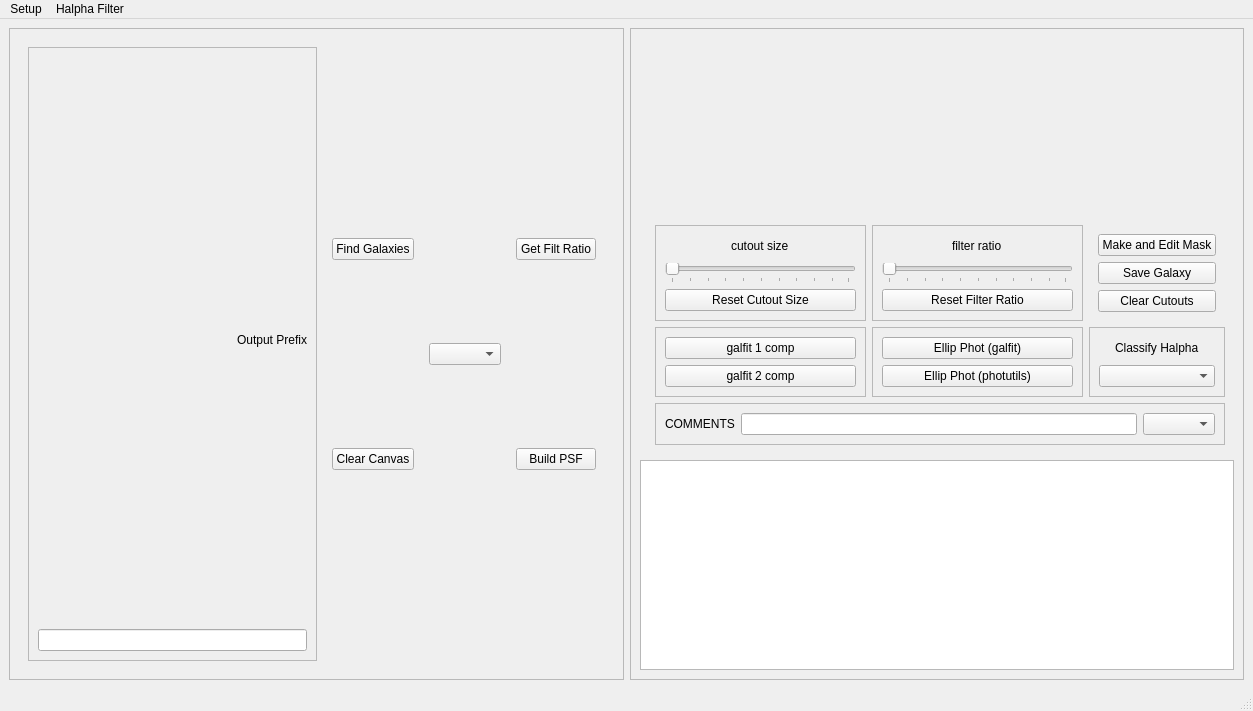
First picture: the form in testing/halphav4.ui, repository rfinn/halphagui, before the edit.
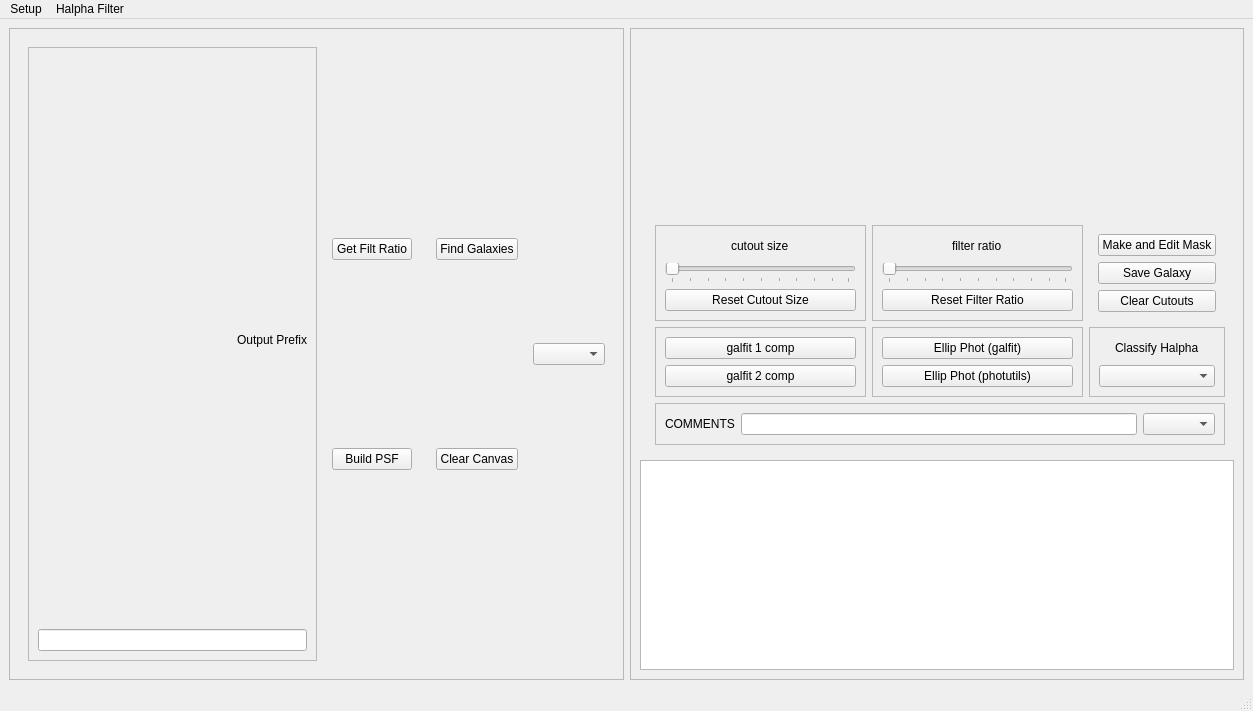
Second picture: the form after the edit.

Commit message: tweaked layout of halpha gui

What changed in the file:
```diff
--- a/testing/halphav4.ui
+++ b/testing/halphav4.ui
@@ -61,6 +61,26 @@
             </layout>
            </widget>
           </item>
+          <item>
+           <widget class="QWidget" name="widget_3" native="true">
+            <layout class="QVBoxLayout" name="leftButtonLayout">
+             <item>
+              <widget class="QPushButton" name="wfratio">
+               <property name="text">
+                <string>Get Filt Ratio</string>
+               </property>
+              </widget>
+             </item>
+             <item>
+              <widget class="QPushButton" name="psfButton">
+               <property name="text">
+                <string>Build PSF</string>
+               </property>
+              </widget>
+             </item>
+            </layout>
+           </widget>
+          </item>
           <item>
            <widget class="QWidget" name="widget_4" native="true">
             <layout class="QVBoxLayout" name="verticalLayout_7">
@@ -84,26 +104,6 @@
           <item>
            <widget class="QComboBox" name="wgalid"/>
           </item>
-          <item>
-           <widget class="QWidget" name="widget_3" native="true">
-            <layout class="QVBoxLayout" name="leftButtonLayout">
-             <item>
-              <widget class="QPushButton" name="wfratio">
-               <property name="text">
-                <string>Get Filt Ratio</string>
-               </property>
-              </widget>
-             </item>
-             <item>
-              <widget class="QPushButton" name="psfButton">
-               <property name="text">
-                <string>Build PSF</string>
-               </property>
-              </widget>
-             </item>
-            </layout>
-           </widget>
-          </item>
          </layout>
         </widget>
        </item>
```
The commit also changes 5 other files.
